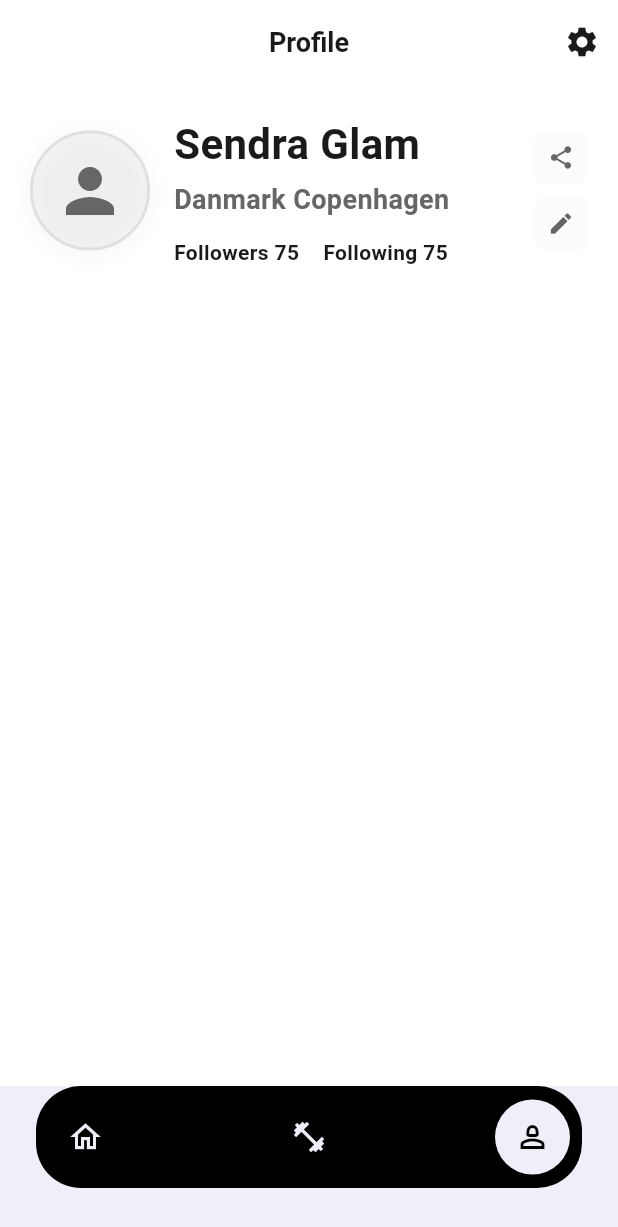
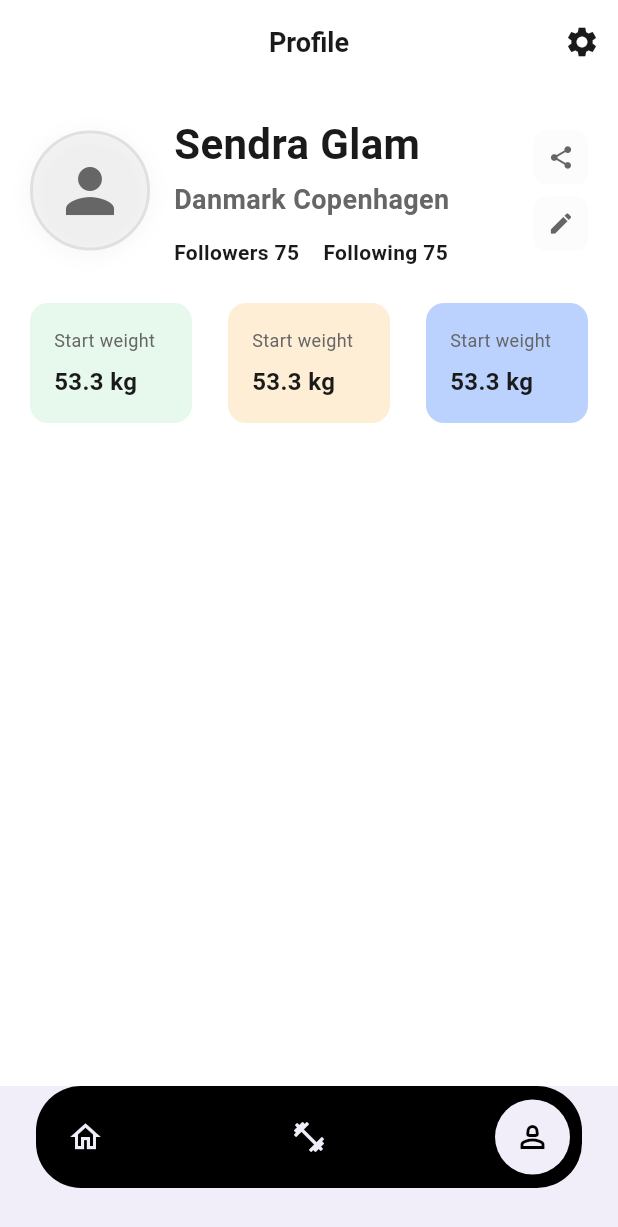
Before and after one commit to MuhannadMutawe/fitness_app_ui, a Flutter app: the screen it shows after launch, item 3 of the bottom bar chosen, on a phone screen of 412 x 824 dp. Shown: the top 1227 px of the screen. Run offline on Flutter 3.47's test engine with Material 3 defaults, Android fonts, the light colour scheme and no system bars; our stand-ins replace device_preview, go_router, hive_flutter; accounts and stored records are empty; network calls fail.

Commit message:
create metrics cards widget and add it to profile screen.

```diff
--- a/lib/features/profile/presentation/view/profile_view.dart
+++ b/lib/features/profile/presentation/view/profile_view.dart
@@ -1,6 +1,5 @@
-import 'dart:math';
-
 import 'package:fitness_app_ui/app/designe/designe_token.dart';
+import 'package:fitness_app_ui/features/profile/presentation/view/widgats/metrics_cards.dart';
 import 'package:fitness_app_ui/features/profile/presentation/view/widgats/user_profile_section.dart';
 import 'package:flutter/material.dart';
 
@@ -42,6 +41,11 @@ class ProfileView extends StatelessWidget {
             SizedBox(
               height: DT.s6,
             ),
+            MetricsCards(),
+            SizedBox(
+              height: DT.s6,
+            ),
+            // Activitylist()
           ],
         ),
       ),
--- /dev/null
+++ b/lib/features/profile/presentation/view/widgats/metrics_cards.dart
@@ -0,0 +1,89 @@
+import 'package:fitness_app_ui/app/designe/designe_token.dart';
+import 'package:flutter/material.dart';
+
+class MetricsCards extends StatelessWidget {
+  const MetricsCards({super.key});
+
+  @override
+  Widget build(BuildContext context) {
+    return Row(
+      children: [
+        Expanded(
+          child: MetricCard(
+            color: DT.metricGreen,
+            title: 'Start weight',
+            value: '53.3 kg',
+          ),
+        ),
+        SizedBox(
+          width: DT.s6,
+        ),
+        Expanded(
+          child: MetricCard(
+            color: DT.metricOrange,
+            title: 'Start weight',
+            value: '53.3 kg',
+          ),
+        ),
+        SizedBox(
+          width: DT.s6,
+        ),
+        Expanded(
+          child: MetricCard(
+            color: DT.metricBlue,
+            title: 'Start weight',
+            value: '53.3 kg',
+          ),
+        ),
+      ],
+    );
+  }
+}
+
+class MetricCard extends StatelessWidget {
+  const MetricCard({
+    super.key,
+    required this.color,
+    required this.title,
+    required this.value,
+  });
+
+  final Color color;
+  final String title;
+  final String value;
+
+  @override
+  Widget build(BuildContext context) {
+    return Container(
+      padding: EdgeInsets.all(DT.s4),
+      height: 80,
+      decoration: BoxDecoration(
+        color: color,
+        borderRadius: BorderRadius.circular(DT.rCardSmall),
+      ),
+      child: Column(
+        crossAxisAlignment: CrossAxisAlignment.start,
+        children: [
+          Text(
+            title,
+            style: TextStyle(
+              fontSize: 12,
+              color: DT.textSecondary,
+            ),
+          ),
+          SizedBox(
+            height: DT.s2,
+          ),
+          Text(
+            value,
+            style: TextStyle(
+              fontSize: 16,
+              fontWeight: FontWeight.w700,
+              color: DT.textPrimary,
+            ),
+          ),
+        ],
+      ),
+    );
+  }
+}
```
